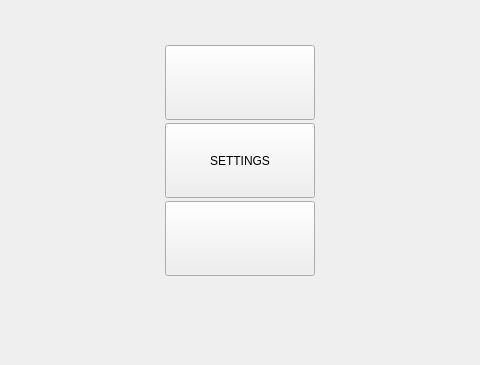
Old version of the form THE-GAME/MainWindow.ui in the repository Khaens/THE-GAME; both pictures show x 308 to 788 and y 355 to 720 of the 1080 by 720 pixel window.
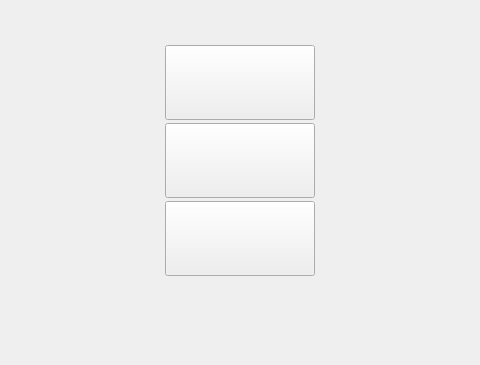
New version of the form.

What changed in the file:
```diff
--- a/THE-GAME/MainWindow.ui
+++ b/THE-GAME/MainWindow.ui
@@ -94,7 +94,7 @@
          </size>
         </property>
         <property name="text">
-         <string>SETTINGS</string>
+         <string/>
         </property>
        </widget>
       </item>
```
